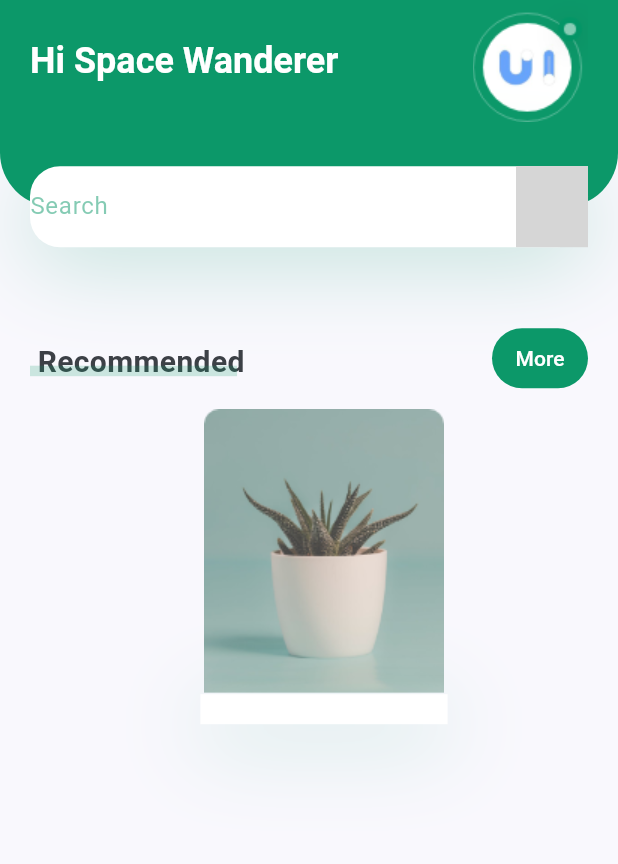
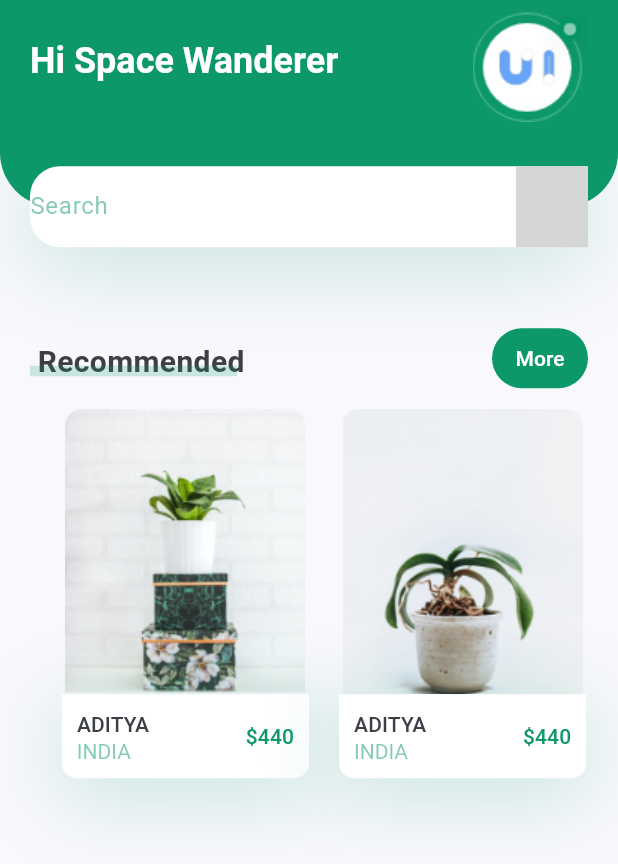
Before and after one commit to ADITYA-BHATTACHARYA-DEV/Cosmo-Wiki-App, a Flutter app: the Body widget shown alone on an empty page, opened directly, on a phone screen of 412 x 824 dp. Shown: the top 864 px of the screen. Run offline on Flutter 3.47's test engine with Material 3 defaults, Android fonts, the phone set to English and light mode, and no system bars; our stand-ins replace flutter_svg; grey boxes are pictures that could not be loaded.

Commit message:
Updated pages

```diff
--- a/lib/screens/home/components/body.dart
+++ b/lib/screens/home/components/body.dart
@@ -1,5 +1,5 @@
 import 'package:flutter/material.dart';
-import 'package:plant_app/constants.dart';
+import 'package:plant_app/screens/home/components/recomend_planet.dart';
 import 'package:plant_app/screens/home/components/title_with_more_btn.dart';
 import 'package:plant_app/screens/home/header_with_searchbox.dart';
 
@@ -16,30 +16,13 @@ class Body extends StatelessWidget {
             title: "Recommended",
             press: () {},
           ),
+          SingleChildScrollView(
+            scrollDirection: Axis.horizontal,
+            child: Row(
+              children: <Widget>[
+                RecomendsPlanet(),
 
-          Container(
-            margin: EdgeInsets.only( left: kDefaultPadding, top: kDefaultPadding/2 ),
-            width: size.width*0.4,
-            child: Column(children:
-            <Widget>
-            [
-              Image.asset('assets/images/image_1.png'),
-              Container(
-                padding: EdgeInsets.all(kDefaultPadding/2),
-                decoration: BoxDecoration(
-                  color: Colors.white,
-                  boxShadow: [
-                    BoxShadow(
-                      offset: Offset(0,10),
-                      blurRadius: 50,
-                      color: kPrimaryColor.withOpacity(0.23),
-                    )
-                  ]
-                )
-              )
-            ]
-
-
+              ],
             ),
           ),
         ],
--- /dev/null
+++ b/lib/screens/home/components/recomend_planet.dart
@@ -0,0 +1,117 @@
+import 'package:flutter/material.dart';
+import 'package:plant_app/constants.dart';
+
+
+class RecomendsPlanet extends StatelessWidget {
+  const RecomendsPlanet({
+    super.key,
+  });
+
+  @override
+  Widget build(BuildContext context) {
+   return SingleChildScrollView(
+    scrollDirection: Axis.horizontal,
+    child: Row(
+      children:<Widget>[
+      RecomendPlanetCard(
+                  image: 'assets/images/image_2.png',
+                  title: 'Aditya',
+                  country: 'India',
+                  price: 440,
+                  press: () {},
+                ),
+                RecomendPlanetCard(
+                  image: 'assets/images/image_3.png',
+                  title: 'Aditya',
+                  country: 'India',
+                  price: 440,
+                  press: () {},
+                ),
+    ]
+    )
+
+    );
+
+  }
+}
+
+class RecomendPlanetCard extends StatelessWidget {
+  const RecomendPlanetCard({
+    super.key,
+    required this.image,
+    required this.title,
+    required this.country,
+    required this.price,
+    required this.press,
+  });
+
+  final String image, title, country;
+  final int price;
+  final VoidCallback press;
+
+  @override
+  Widget build(BuildContext context) {
+    Size size = MediaQuery.of(context).size;
+    return Container(
+      margin: EdgeInsets.only(
+        left: kDefaultPadding,
+        top: kDefaultPadding / 2,
+        bottom: kDefaultPadding * 2.5,
+      ),
+      width: size.width * 0.4,
+      child: Column(
+        children: <Widget>[
+          Image.asset(image),
+          GestureDetector(
+            onTap: press,
+            child: Container(
+              padding: EdgeInsets.all(kDefaultPadding / 2),
+              decoration: BoxDecoration(
+                color: Colors.white,
+                borderRadius: const BorderRadius.only(
+                  bottomLeft: Radius.circular(10),
+                  bottomRight: Radius.circular(10),
+                ),
+                boxShadow: [
+                  BoxShadow(
+                    offset: const Offset(0, 10),
+                    blurRadius: 50,
+                    color: kPrimaryColor.withOpacity(0.23),
+                  )
+                ],
+              ),
+              child: Row(
+                children: <Widget>[
+                  RichText(
+                    text: TextSpan(
+                      children: [
+                        TextSpan(
+                          text: "$title\n".toUpperCase(),
+                          style: Theme.of(context).textTheme.button,
+                        ),
+                        TextSpan(
+                          text: country.toUpperCase(),
+                          style: TextStyle(
+                            color: kPrimaryColor.withOpacity(0.5),
+                          ),
+                        ),
+                      ],
+                    ),
+                  ),
+                  const Spacer(),
+                  Text(
+                    '\$$price',
+                    style: Theme.of(context)
+                        .textTheme
+                        .button
+                        ?.copyWith(color: kPrimaryColor),
+                  ),
+                ],
+              ),
+            ),
+          ),
+        ],
+      ),
+    );
+  }
+}
```
